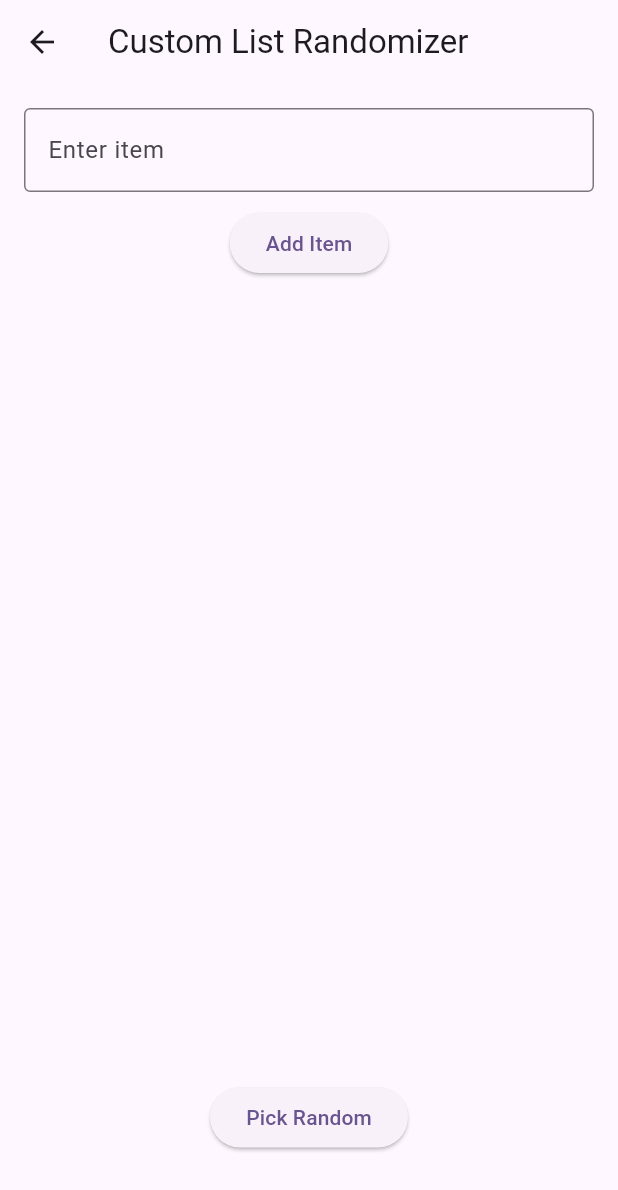
After one commit to briggs-dalin/Random-Mobile-App, a Flutter app: the screen it shows after launch, after a tap on "Roll Dice", after a tap on the "list" icon, on a phone screen of 412 x 824 dp. The commit adds this screen. Shown: the top 1190 px of the screen. Run offline on Flutter 3.47's test engine with Material 3 defaults, Android fonts, the light colour scheme and no system bars.

Commit message:
Added second page with list making to randomly choose one option

```diff
--- /dev/null
+++ b/randomizer_app/lib/custom_list_page.dart
@@ -0,0 +1,83 @@
+import 'dart:math';
+import 'package:flutter/material.dart';
+
+class CustomListPage extends StatefulWidget {
+  const CustomListPage({super.key});
+
+  @override
+  State<CustomListPage> createState() => _CustomListPageState();
+}
+
+class _CustomListPageState extends State<CustomListPage> {
+  final List<String> _items = [];
+  final TextEditingController _controller = TextEditingController();
+  final Random _random = Random();
+  String _randomResult = '';
+
+  void _addItem() {
+    final text = _controller.text.trim();
+    if (text.isNotEmpty) {
+      setState(() {
+        _items.add(text);
+      });
+      _controller.clear();
+    }
+  }
+
+  void _pickRandom() {
+    if (_items.isNotEmpty) {
+      final index = _random.nextInt(_items.length);
+      setState(() {
+        _randomResult = 'You got: ${_items[index]}';
+      });
+    }
+  }
+
+  @override
+  Widget build(BuildContext context) {
+    return Scaffold(
+      appBar: AppBar(title: const Text('Custom List Randomizer')),
+      body: Padding(
+        padding: const EdgeInsets.all(16.0),
+        child: Column(
+          children: [
+            TextField(
+              controller: _controller,
+              decoration: const InputDecoration(
+                labelText: 'Enter item',
+                border: OutlineInputBorder(),
+              ),
+            ),
+            const SizedBox(height: 10),
+            ElevatedButton(
+              onPressed: _addItem,
+              child: const Text('Add Item'),
+            ),
+            const SizedBox(height: 10),
+            Expanded(
+              child: ListView.builder(
+                itemCount: _items.length,
+                itemBuilder: (context, index) => ListTile(
+                  title: Text(_items[index]),
+                ),
+              ),
+            ),
+            const SizedBox(height: 10),
+            ElevatedButton(
+              onPressed: _pickRandom,
+              child: const Text('Pick Random'),
+            ),
+            const SizedBox(height: 10),
+            Text(
+              _randomResult,
+              style: const TextStyle(
+                fontSize: 20,
+                fontWeight: FontWeight.bold,
+              ),
+            ),
+          ],
+        ),
+      ),
+    );
+  }
+}
--- a/randomizer_app/lib/main.dart
+++ b/randomizer_app/lib/main.dart
@@ -1,5 +1,6 @@
 import 'dart:math';
 import 'package:flutter/material.dart';
+import 'custom_list_page.dart';
 
 void main() {
   runApp(const RandomizerApp());
@@ -34,7 +35,7 @@ class _RandomizerHomeState extends State<RandomizerHome> {
   String _result = 'Tap a button to get started!';
 
   void _rollDice() {
-    int number = _random.nextInt(6) + 1; // 1-6
+    int number = _random.nextInt(6) + 1; // 1–6
     setState(() {
       _result = '🎲 You rolled a $number!';
     });
@@ -50,9 +51,7 @@ class _RandomizerHomeState extends State<RandomizerHome> {
   @override
   Widget build(BuildContext context) {
     return Scaffold(
-      appBar: AppBar(
-        title: const Text('Randomizer App'),
-      ),
+      appBar: AppBar(title: const Text('Randomizer App')),
       body: Center(
         child: Padding(
           padding: const EdgeInsets.all(20.0),
@@ -78,6 +77,19 @@ class _RandomizerHomeState extends State<RandomizerHome> {
           ),
         ),
       ),
+
+      // ➤ Floating Action Button for Page 2
+      floatingActionButton: FloatingActionButton(
+        onPressed: () {
+          Navigator.push(
+            context,
+            MaterialPageRoute(
+              builder: (_) => const CustomListPage(),
+            ),
+          );
+        },
+        child: const Icon(Icons.list),
+      ),
     );
   }
 }
```
